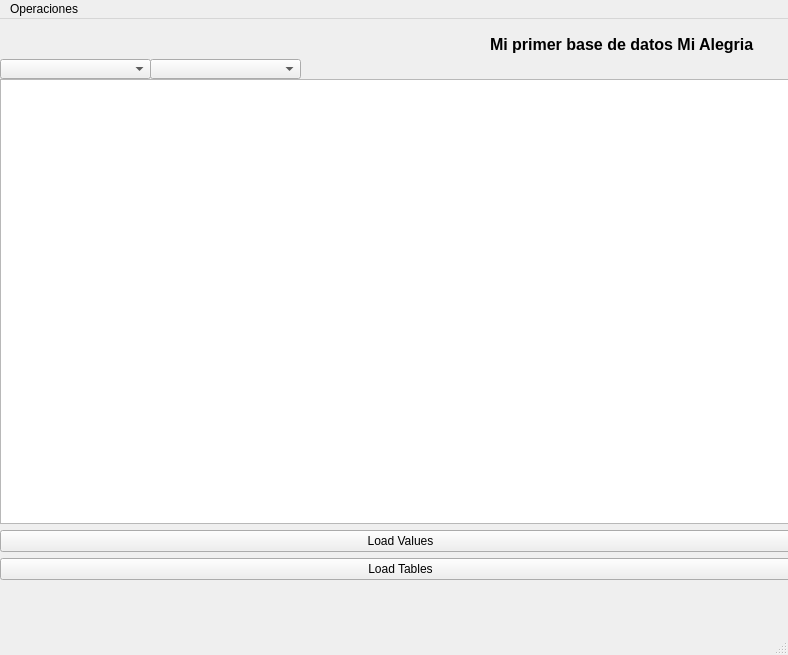
Above: Prueba SQL.ui from EMACC99/distributed-database-exersice before the change. Below: the same form after it.
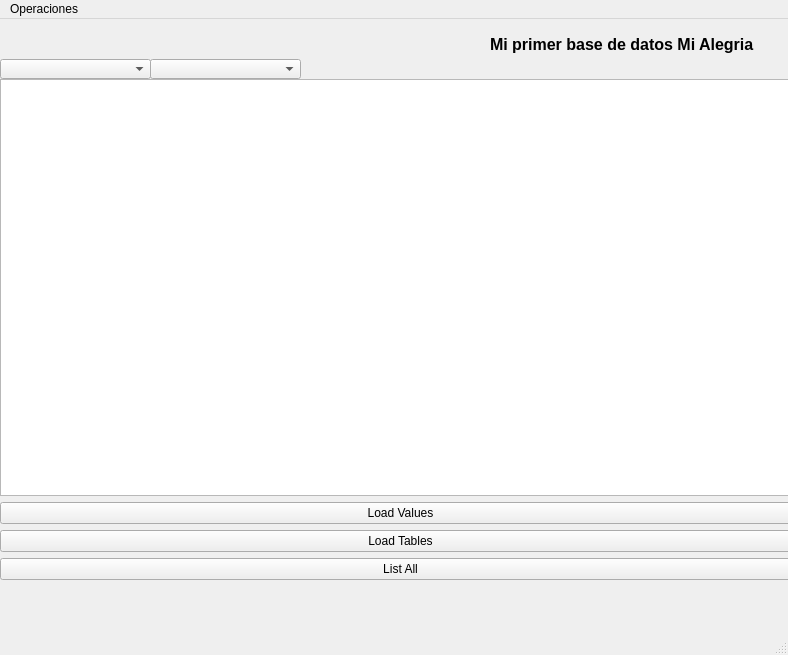
That is the form after the change.

Commit message: search dialog

Diff of the .ui file:
```diff
--- a/Prueba SQL.ui
+++ b/Prueba SQL.ui
@@ -61,6 +61,13 @@
        </property>
       </widget>
      </item>
+     <item>
+      <widget class="QPushButton" name="ListAll">
+       <property name="text">
+        <string>List All</string>
+       </property>
+      </widget>
+     </item>
     </layout>
    </widget>
    <widget class="QComboBox" name="TablecomboBox">
```
Left out of the diff: 6 changed lines with no effect on the pictures. The commit also changes 6 other files.
